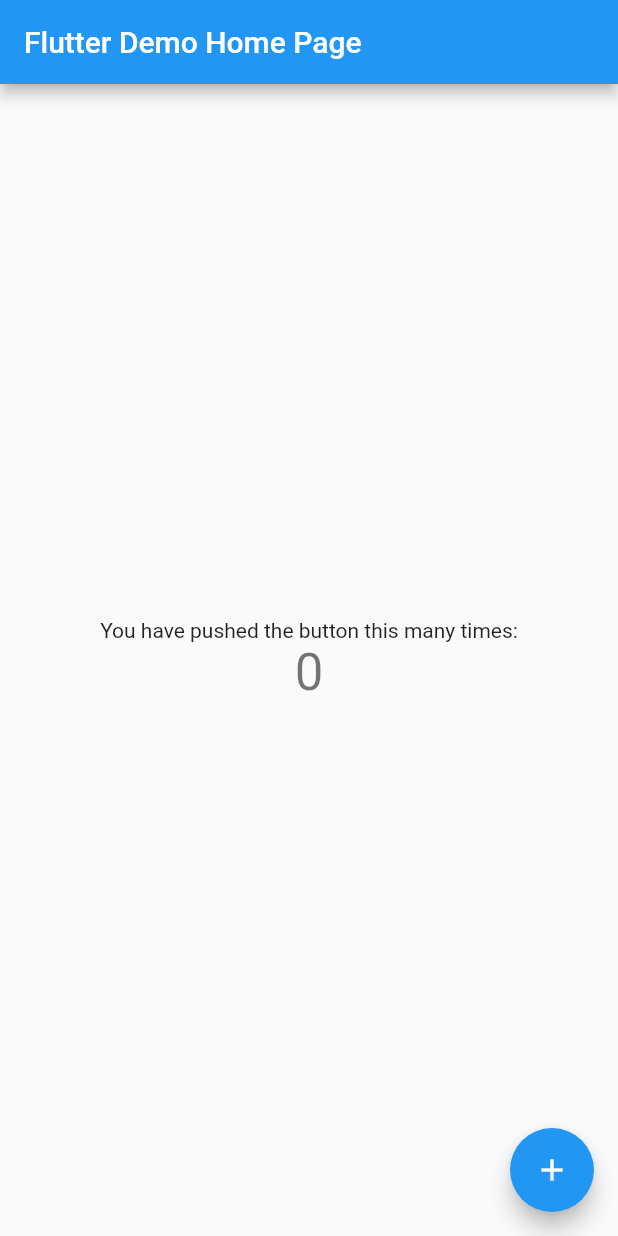
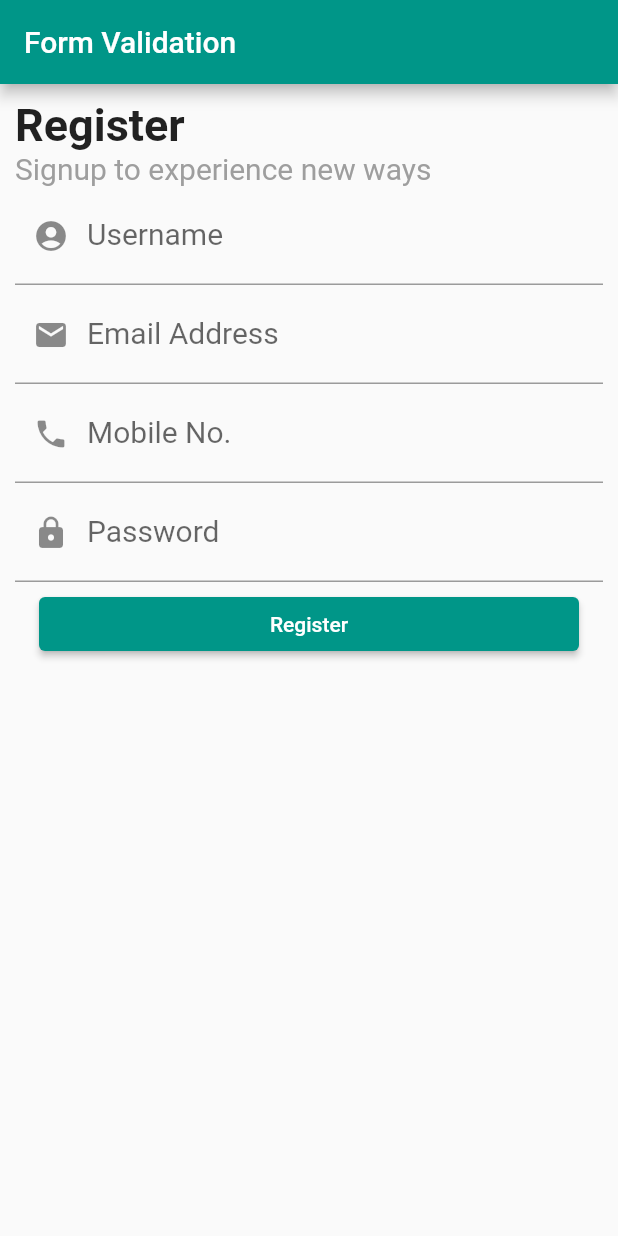
Before and after one commit to justEhmadSaeed/Flutter_Form_Validations, a Flutter app: the screen it shows after launch, on a phone screen of 412 x 824 dp. Run offline on Flutter 3.47's test engine with Material 2 defaults, Android fonts, the phone set to English and light mode, and no system bars.

Commit message:
📦 NEW: Validate TextFields

```diff
--- /dev/null
+++ b/lib/constants.dart
@@ -0,0 +1,5 @@
+import 'package:flutter/material.dart';
+
+final kHeadingTextStyle = TextStyle(fontSize: 30, fontWeight: FontWeight.bold);
+final kTextFieldStyle = TextStyle(fontSize: 20);
+final klabelStyle = TextStyle(fontSize: 20);
--- a/lib/main.dart
+++ b/lib/main.dart
@@ -1,4 +1,5 @@
 import 'package:flutter/material.dart';
+import 'package:form_validation/constants.dart';
 
 void main() {
   runApp(MyApp());
@@ -10,104 +11,132 @@ class MyApp extends StatelessWidget {
   Widget build(BuildContext context) {
     return MaterialApp(
       title: 'Flutter Demo',
+      debugShowCheckedModeBanner: false,
       theme: ThemeData(
-        // This is the theme of your application.
-        //
-        // Try running your application with "flutter run". You'll see the
-        // application has a blue toolbar. Then, without quitting the app, try
-        // changing the primarySwatch below to Colors.green and then invoke
-        // "hot reload" (press "r" in the console where you ran "flutter run",
-        // or simply save your changes to "hot reload" in a Flutter IDE).
-        // Notice that the counter didn't reset back to zero; the application
-        // is not restarted.
-        primarySwatch: Colors.blue,
+        primarySwatch: Colors.teal,
       ),
-      home: MyHomePage(title: 'Flutter Demo Home Page'),
+      home: Home(),
     );
   }
 }
 
-class MyHomePage extends StatefulWidget {
-  MyHomePage({Key key, this.title}) : super(key: key);
-
-  // This widget is the home page of your application. It is stateful, meaning
-  // that it has a State object (defined below) that contains fields that affect
-  // how it looks.
-
-  // This class is the configuration for the state. It holds the values (in this
-  // case the title) provided by the parent (in this case the App widget) and
-  // used by the build method of the State. Fields in a Widget subclass are
-  // always marked "final".
-
-  final String title;
-
+class Home extends StatelessWidget {
   @override
-  _MyHomePageState createState() => _MyHomePageState();
+  Widget build(BuildContext context) {
+    return Scaffold(
+      appBar: AppBar(
+        title: Text("Form Validation"),
+      ),
+      body: AppBody(),
+    );
+  }
 }
 
-class _MyHomePageState extends State<MyHomePage> {
-  int _counter = 0;
-
-  void _incrementCounter() {
-    setState(() {
-      // This call to setState tells the Flutter framework that something has
-      // changed in this State, which causes it to rerun the build method below
-      // so that the display can reflect the updated values. If we changed
-      // _counter without calling setState(), then the build method would not be
-      // called again, and so nothing would appear to happen.
-      _counter++;
-    });
+class AppBody extends StatefulWidget {
+  @override
+  _AppBodyState createState() => _AppBodyState();
 }
 
+class _AppBodyState extends State<AppBody> {
+  final _formKey = GlobalKey<FormState>();
   @override
   Widget build(BuildContext context) {
-    // This method is rerun every time setState is called, for instance as done
-    // by the _incrementCounter method above.
-    //
-    // The Flutter framework has been optimized to make rerunning build methods
-    // fast, so that you can just rebuild anything that needs updating rather
-    // than having to individually change instances of widgets.
-    return Scaffold(
-      appBar: AppBar(
-        // Here we take the value from the MyHomePage object that was created by
-        // the App.build method, and use it to set our appbar title.
-        title: Text(widget.title),
-      ),
-      body: Center(
-        // Center is a layout widget. It takes a single child and positions it
-        // in the middle of the parent.
+    return SingleChildScrollView(
+      child: Form(
+        key: _formKey,
+        child: Padding(
+          padding: EdgeInsets.all(10),
           child: Column(
-          // Column is also a layout widget. It takes a list of children and
-          // arranges them vertically. By default, it sizes itself to fit its
-          // children horizontally, and tries to be as tall as its parent.
-          //
-          // Invoke "debug painting" (press "p" in the console, choose the
-          // "Toggle Debug Paint" action from the Flutter Inspector in Android
-          // Studio, or the "Toggle Debug Paint" command in Visual Studio Code)
-          // to see the wireframe for each widget.
-          //
-          // Column has various properties to control how it sizes itself and
-          // how it positions its children. Here we use mainAxisAlignment to
-          // center the children vertically; the main axis here is the vertical
-          // axis because Columns are vertical (the cross axis would be
-          // horizontal).
-          mainAxisAlignment: MainAxisAlignment.center,
-          children: <Widget>[
+            crossAxisAlignment: CrossAxisAlignment.stretch,
+            children: [
               Text(
-              'You have pushed the button this many times:',
+                'Register',
+                style: kHeadingTextStyle,
               ),
               Text(
-              '$_counter',
-              style: Theme.of(context).textTheme.headline4,
+                'Signup to experience new ways',
+                style: TextStyle(color: Colors.grey, fontSize: 20),
+              ),
+              TextFormField(
+                style: kTextFieldStyle,
+                decoration: InputDecoration(
+                    labelText: 'Username',
+                    labelStyle: klabelStyle,
+                    prefixIcon: Icon(Icons.account_circle)),
+                validator: (value) {
+                  if (value == null || value.isEmpty) {
+                    return 'Please Enter Some Text';
+                  }
+                  return null;
+                },
+              ),
+              TextFormField(
+                style: kTextFieldStyle,
+                decoration: InputDecoration(
+                    labelText: 'Email Address',
+                    labelStyle: klabelStyle,
+                    prefixIcon: Icon(Icons.email)),
+                validator: (value) {
+                  if (value == null || value.isEmpty)
+                    return 'Please Enter Some Text';
+                  else {
+                    RegExp regExp = new RegExp(
+                        r'^([a-z0-9_\.-]+)@([\da-z\.-]+)\.([a-z\.]{2,6})$');
+                    if (!regExp.hasMatch(value.toString())) {
+                      return 'Please Enter a valid Email address.';
+                    }
+                  }
+                  return null;
+                },
+              ),
+              TextFormField(
+                style: kTextFieldStyle,
+                decoration: InputDecoration(
+                    labelText: 'Mobile No.',
+                    labelStyle: klabelStyle,
+                    prefixIcon: Icon(Icons.phone)),
+                validator: (value) {
+                  if (value == null || value.isEmpty) {
+                    return 'Please Enter Mobile Number.';
+                  } else if (value.toString().length != 11)
+                    return 'Mobile No. must be equal to 11.';
+                  return null;
+                },
+              ),
+              TextFormField(
+                style: kTextFieldStyle,
+                decoration: InputDecoration(
+                    labelText: 'Password',
+                    labelStyle: klabelStyle,
+                    prefixIcon: Icon(Icons.lock)),
+                validator: (value) {
+                  if (value == null || value.isEmpty)
+                    return 'Please Enter Some Text';
+                  else if (value.toString().length < 5)
+                    return 'Password length must be greater than or equal to 5.';
+                  else if (!RegExp(r'^[a-zA-Z0-9]+$')
+                      .hasMatch(value.toString()))
+                    return 'Password must contain only alphabets & digits.';
+                  return null;
+                },
+              ),
+              ListTile(
+                title: ElevatedButton(
+                  onPressed: () {
+                    // Validate returns true if the form is valid, or false otherwise.
+                    if (_formKey.currentState.validate()) {
+                      this._formKey.currentState.save();
+                      ScaffoldMessenger.of(context).showSnackBar(
+                          SnackBar(content: Text('Data Submit.')));
+                    }
+                  },
+                  child: Text('Register'),
+                ),
               ),
             ],
           ),
         ),
-      floatingActionButton: FloatingActionButton(
-        onPressed: _incrementCounter,
-        tooltip: 'Increment',
-        child: Icon(Icons.add),
-      ), // This trailing comma makes auto-formatting nicer for build methods.
+      ),
     );
   }
 }
```
Lines whose indentation alone changed are shown as unchanged.
